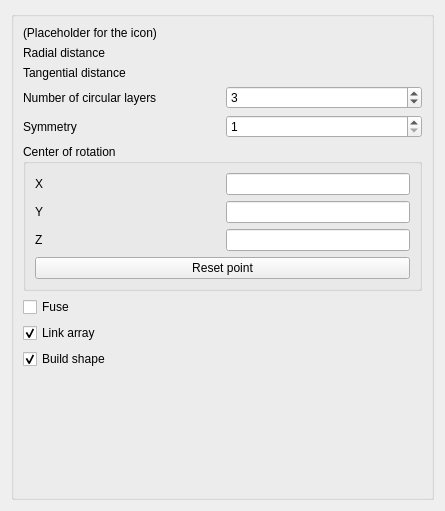
First picture: the form in src/Mod/Draft/Resources/ui/TaskPanel_CircularArray.ui, repository realthunder/FreeCAD, before the edit.
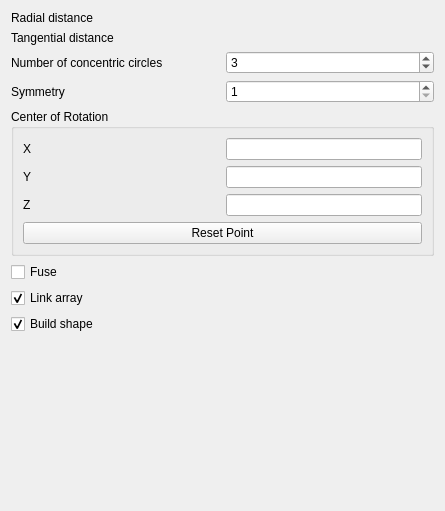
Second picture: the form after the edit. Custom widgets are drawn as their Qt base class.

Diff of the .ui file:
```diff
--- a/src/Mod/Draft/Resources/ui/TaskPanel_CircularArray.ui
+++ b/src/Mod/Draft/Resources/ui/TaskPanel_CircularArray.ui
@@ -26,26 +26,7 @@
    <string>Circular array</string>
   </property>
   <layout class="QGridLayout" name="gridLayout_3">
-   <item row="1" column="0">
-    <widget class="QGroupBox" name="main_group">
-     <property name="sizePolicy">
-      <sizepolicy hsizetype="Preferred" vsizetype="Minimum">
-       <horstretch>0</horstretch>
-       <verstretch>0</verstretch>
-      </sizepolicy>
-     </property>
-     <property name="title">
-      <string/>
-     </property>
-     <layout class="QGridLayout" name="gridLayout_4">
       <item row="0" column="0">
-       <widget class="QLabel" name="label_icon">
-        <property name="text">
-         <string notr="true">(Placeholder for the icon)</string>
-        </property>
-       </widget>
-      </item>
-     <item row="1" column="0">
        <layout class="QGridLayout" name="grid_values">
         <item row="0" column="0">
          <widget class="QLabel" name="label_r_distance">
@@ -102,7 +83,7 @@
 It must be at least 2.</string>
           </property>
           <property name="text">
-           <string>Number of circular layers</string>
+        <string>Number of concentric circles</string>
           </property>
          </widget>
         </item>
@@ -148,14 +129,14 @@
         </item>
         </layout>
       </item>
-      <item row="5" column="0">
+   <item row="1" column="0">
        <widget class="QGroupBox" name="group_center">
         <property name="toolTip">
          <string>The coordinates of the point through which the axis of rotation passes.
 Change the direction of the axis itself in the property editor.</string>
         </property>
         <property name="title">
-         <string>Center of rotation</string>
+      <string>Center of Rotation</string>
         </property>
         <layout class="QGridLayout" name="gridLayout_2">
          <item row="0" column="0">
@@ -228,14 +209,14 @@
             <string>Reset the coordinates of the center of rotation.</string>
            </property>
            <property name="text">
-            <string>Reset point</string>
+         <string>Reset Point</string>
            </property>
           </widget>
          </item>
         </layout>
        </widget>
       </item>
-      <item row="6" column="0">
+   <item row="2" column="0">
        <layout class="QVBoxLayout" name="vertical_layout">
         <item>
          <widget class="QCheckBox" name="checkbox_fuse">
@@ -280,7 +261,7 @@
         </item>
        </layout>
       </item>
-      <item row="9" column="0">
+   <item row="3" column="0">
        <spacer name="verticalSpacer">
         <property name="orientation">
          <enum>Qt::Vertical</enum>
@@ -295,9 +276,6 @@
       </item>
       </layout>
     </widget>
-   </item>
-  </layout>
- </widget>
  <customwidgets>
   <customwidget>
    <class>Gui::InputField</class>
```
Left out of the diff: 27 changed lines with no effect on the pictures. Lines whose indentation alone changed are shown as unchanged.
